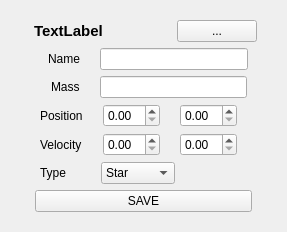
Before: the Qt Designer form gui/body_config_widget.ui in rohit11may/Orbital-Simulation, drawn with Qt 5.
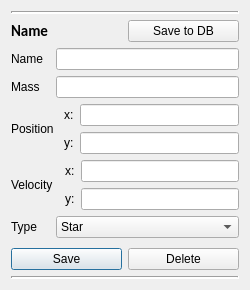
After: the same form once the commit is applied.

Commit message: Recreated Config Widget. Configured inputs. Created saving new and existing body mechanism. Removed line breaks from __repr__ body.

Patch:
```diff
--- a/gui/body_config_widget.ui
+++ b/gui/body_config_widget.ui
@@ -6,8 +6,8 @@
    <rect>
     <x>0</x>
     <y>0</y>
-    <width>255</width>
-    <height>218</height>
+    <width>250</width>
+    <height>290</height>
    </rect>
   </property>
   <property name="sizePolicy">
@@ -16,43 +16,101 @@
     <verstretch>0</verstretch>
    </sizepolicy>
   </property>
+  <property name="minimumSize">
+   <size>
+    <width>250</width>
+    <height>0</height>
+   </size>
+  </property>
   <property name="windowTitle">
    <string>Form</string>
   </property>
   <layout class="QHBoxLayout" name="horizontalLayout_2">
    <item>
-    <widget class="QWidget" name="container" native="true">
-     <layout class="QHBoxLayout" name="horizontalLayout_5">
+    <layout class="QVBoxLayout" name="container">
       <item>
-       <layout class="QVBoxLayout" name="verticalLayout">
-        <item>
-         <layout class="QVBoxLayout" name="verticalLayout_3">
-          <item>
-           <layout class="QHBoxLayout" name="horizontalLayout_4">
-            <property name="leftMargin">
-             <number>14</number>
-            </property>
-            <property name="rightMargin">
-             <number>10</number>
-            </property>
+      <widget class="Line" name="line_2">
+       <property name="lineWidth">
+        <number>2</number>
+       </property>
+       <property name="orientation">
+        <enum>Qt::Horizontal</enum>
+       </property>
+      </widget>
+     </item>
             <item>
-             <widget class="QLabel" name="label">
+      <layout class="QHBoxLayout" name="title_layout">
+       <item>
+        <widget class="QLabel" name="title">
               <property name="sizePolicy">
-               <sizepolicy hsizetype="Maximum" vsizetype="Preferred">
+          <sizepolicy hsizetype="Preferred" vsizetype="Minimum">
                 <horstretch>0</horstretch>
                 <verstretch>0</verstretch>
                </sizepolicy>
               </property>
               <property name="font">
                <font>
+           <family>Calibri</family>
                 <pointsize>11</pointsize>
                 <weight>75</weight>
                 <bold>true</bold>
-                <underline>false</underline>
                </font>
               </property>
               <property name="text">
-               <string>TextLabel</string>
+          <string>Name</string>
+         </property>
+         <property name="alignment">
+          <set>Qt::AlignLeading|Qt::AlignLeft|Qt::AlignVCenter</set>
+         </property>
+        </widget>
+       </item>
+       <item>
+        <widget class="QPushButton" name="db_save">
+         <property name="text">
+          <string>Save to DB</string>
+         </property>
+        </widget>
+       </item>
+      </layout>
+     </item>
+     <item>
+      <layout class="QVBoxLayout" name="input">
+       <item>
+        <layout class="QHBoxLayout" name="name_layout">
+         <item>
+          <widget class="QLabel" name="NameTitle">
+           <property name="text">
+            <string>Name</string>
+           </property>
+          </widget>
+         </item>
+         <item>
+          <spacer name="horizontalSpacer_2">
+           <property name="orientation">
+            <enum>Qt::Horizontal</enum>
+           </property>
+           <property name="sizeType">
+            <enum>QSizePolicy::Minimum</enum>
+           </property>
+           <property name="sizeHint" stdset="0">
+            <size>
+             <width>7</width>
+             <height>20</height>
+            </size>
+           </property>
+          </spacer>
+         </item>
+         <item>
+          <widget class="QLineEdit" name="name"/>
+         </item>
+        </layout>
+       </item>
+       <item>
+        <layout class="QHBoxLayout" name="mass_layout">
+         <item>
+          <widget class="QLabel" name="Mass">
+           <property name="text">
+            <string>Mass</string>
               </property>
              </widget>
             </item>
@@ -61,190 +119,203 @@
               <property name="orientation">
                <enum>Qt::Horizontal</enum>
               </property>
+           <property name="sizeType">
+            <enum>QSizePolicy::Minimum</enum>
+           </property>
               <property name="sizeHint" stdset="0">
                <size>
-                <width>43</width>
+             <width>10</width>
                 <height>20</height>
                </size>
               </property>
              </spacer>
             </item>
             <item>
-             <widget class="QPushButton" name="pushButton_2">
+          <widget class="QLineEdit" name="mass"/>
+         </item>
+        </layout>
+       </item>
+       <item>
+        <layout class="QHBoxLayout" name="pos_layout">
+         <item>
+          <widget class="QLabel" name="label">
               <property name="sizePolicy">
-               <sizepolicy hsizetype="Minimum" vsizetype="Fixed">
+            <sizepolicy hsizetype="Minimum" vsizetype="Minimum">
                 <horstretch>0</horstretch>
                 <verstretch>0</verstretch>
                </sizepolicy>
               </property>
-              <property name="minimumSize">
-               <size>
-                <width>0</width>
-                <height>0</height>
-               </size>
-              </property>
               <property name="text">
-               <string>...</string>
-              </property>
-             </widget>
-            </item>
-           </layout>
-          </item>
-          <item>
-           <layout class="QHBoxLayout" name="horizontalLayout_6">
-            <property name="spacing">
-             <number>20</number>
-            </property>
-            <property name="leftMargin">
-             <number>28</number>
-            </property>
-            <property name="rightMargin">
-             <number>19</number>
-            </property>
-            <property name="bottomMargin">
+            <string>Position</string>
+           </property>
+           <property name="alignment">
+            <set>Qt::AlignLeading|Qt::AlignLeft|Qt::AlignVCenter</set>
+           </property>
+           <property name="margin">
+            <number>1</number>
+           </property>
+           <property name="indent">
              <number>0</number>
             </property>
+          </widget>
+         </item>
+         <item>
+          <spacer name="horizontalSpacer_3">
+           <property name="orientation">
+            <enum>Qt::Horizontal</enum>
+           </property>
+           <property name="sizeType">
+            <enum>QSizePolicy::Minimum</enum>
+           </property>
+           <property name="sizeHint" stdset="0">
+            <size>
+             <width>4</width>
+             <height>20</height>
+            </size>
+           </property>
+          </spacer>
+         </item>
+         <item>
+          <layout class="QVBoxLayout" name="verticalLayout">
+           <item>
+            <layout class="QHBoxLayout" name="horizontalLayout">
             <item>
              <widget class="QLabel" name="label_2">
               <property name="text">
-               <string>Name</string>
+                <string>x:</string>
               </property>
              </widget>
             </item>
             <item>
-             <widget class="QLineEdit" name="lineEdit"/>
+              <widget class="QLineEdit" name="posX"/>
             </item>
            </layout>
           </item>
           <item>
-           <layout class="QHBoxLayout" name="horizontalLayout_7" stretch="0,0">
-            <property name="spacing">
-             <number>20</number>
-            </property>
-            <property name="leftMargin">
-             <number>31</number>
-            </property>
-            <property name="rightMargin">
-             <number>20</number>
-            </property>
+            <layout class="QHBoxLayout" name="horizontalLayout_5">
             <item>
              <widget class="QLabel" name="label_3">
               <property name="text">
-               <string>Mass</string>
+                <string>y:</string>
               </property>
              </widget>
             </item>
             <item>
-             <widget class="QLineEdit" name="lineEdit_2"/>
+              <widget class="QLineEdit" name="posY"/>
             </item>
            </layout>
           </item>
+          </layout>
+         </item>
+        </layout>
+       </item>
           <item>
-           <layout class="QHBoxLayout" name="horizontalLayout_8">
-            <property name="spacing">
-             <number>20</number>
-            </property>
-            <property name="leftMargin">
-             <number>20</number>
-            </property>
-            <property name="rightMargin">
-             <number>30</number>
-            </property>
-            <item alignment="Qt::AlignLeft">
+        <layout class="QHBoxLayout" name="vel_layout">
+         <item>
              <widget class="QLabel" name="label_4">
-              <property name="text">
-               <string>Position</string>
-              </property>
-              <property name="scaledContents">
-               <bool>false</bool>
-              </property>
-              <property name="margin">
-               <number>0</number>
-              </property>
-             </widget>
-            </item>
-            <item>
-             <widget class="QDoubleSpinBox" name="doubleSpinBox_2">
-              <property name="minimumSize">
-               <size>
-                <width>0</width>
-                <height>0</height>
-               </size>
-              </property>
-              <property name="maximumSize">
-               <size>
-                <width>106</width>
-                <height>16777215</height>
-               </size>
-              </property>
-             </widget>
-            </item>
-            <item>
-             <widget class="QDoubleSpinBox" name="doubleSpinBox"/>
-            </item>
-           </layout>
-          </item>
-          <item>
-           <layout class="QHBoxLayout" name="horizontalLayout_9">
-            <property name="spacing">
-             <number>20</number>
-            </property>
-            <property name="leftMargin">
-             <number>20</number>
-            </property>
-            <property name="rightMargin">
-             <number>30</number>
-            </property>
-            <item>
-             <widget class="QLabel" name="label_5">
+           <property name="sizePolicy">
+            <sizepolicy hsizetype="Minimum" vsizetype="Preferred">
+             <horstretch>0</horstretch>
+             <verstretch>0</verstretch>
+            </sizepolicy>
+           </property>
               <property name="text">
                <string>Velocity</string>
               </property>
              </widget>
             </item>
             <item>
-             <widget class="QDoubleSpinBox" name="doubleSpinBox_3"/>
+          <spacer name="horizontalSpacer_4">
+           <property name="orientation">
+            <enum>Qt::Horizontal</enum>
+           </property>
+           <property name="sizeType">
+            <enum>QSizePolicy::Minimum</enum>
+           </property>
+           <property name="sizeHint" stdset="0">
+            <size>
+             <width>6</width>
+             <height>20</height>
+            </size>
+           </property>
+          </spacer>
             </item>
             <item>
-             <widget class="QDoubleSpinBox" name="doubleSpinBox_4"/>
+          <layout class="QVBoxLayout" name="verticalLayout_2">
+           <item>
+            <layout class="QHBoxLayout" name="horizontalLayout_6">
+             <item>
+              <widget class="QLabel" name="label_5">
+               <property name="text">
+                <string>x:</string>
+               </property>
+              </widget>
+             </item>
+             <item>
+              <widget class="QLineEdit" name="velX"/>
             </item>
            </layout>
           </item>
           <item>
-           <layout class="QHBoxLayout" name="horizontalLayout_10">
-            <property name="spacing">
-             <number>20</number>
-            </property>
-            <property name="leftMargin">
-             <number>20</number>
-            </property>
-            <property name="rightMargin">
-             <number>92</number>
-            </property>
-            <item alignment="Qt::AlignLeft">
+            <layout class="QHBoxLayout" name="horizontalLayout_8">
+             <item>
              <widget class="QLabel" name="label_6">
-              <property name="enabled">
-               <bool>true</bool>
-              </property>
+               <property name="text">
+                <string>y:</string>
+               </property>
+              </widget>
+             </item>
+             <item>
+              <widget class="QLineEdit" name="velY"/>
+             </item>
+            </layout>
+           </item>
+          </layout>
+         </item>
+        </layout>
+       </item>
+       <item>
+        <layout class="QHBoxLayout" name="horizontalLayout_9"/>
+       </item>
+       <item>
+        <layout class="QHBoxLayout" name="type_layout">
+         <item>
+          <widget class="QLabel" name="label_7">
               <property name="sizePolicy">
                <sizepolicy hsizetype="Minimum" vsizetype="Preferred">
                 <horstretch>0</horstretch>
                 <verstretch>0</verstretch>
                </sizepolicy>
               </property>
-              <property name="minimumSize">
-               <size>
-                <width>24</width>
-                <height>0</height>
-               </size>
-              </property>
               <property name="text">
                <string>Type</string>
               </property>
              </widget>
             </item>
-            <item alignment="Qt::AlignHCenter">
-             <widget class="QComboBox" name="comboBox">
+         <item>
+          <spacer name="horizontalSpacer_5">
+           <property name="orientation">
+            <enum>Qt::Horizontal</enum>
+           </property>
+           <property name="sizeType">
+            <enum>QSizePolicy::Minimum</enum>
+           </property>
+           <property name="sizeHint" stdset="0">
+            <size>
+             <width>12</width>
+             <height>20</height>
+            </size>
+           </property>
+          </spacer>
+         </item>
+         <item>
+          <widget class="QComboBox" name="type">
+           <property name="sizePolicy">
+            <sizepolicy hsizetype="Expanding" vsizetype="Fixed">
+             <horstretch>0</horstretch>
+             <verstretch>0</verstretch>
+            </sizepolicy>
+           </property>
               <item>
                <property name="text">
                 <string>Star</string>
@@ -277,32 +348,40 @@
          </layout>
         </item>
         <item>
-         <layout class="QHBoxLayout" name="horizontalLayout">
-          <property name="leftMargin">
-           <number>15</number>
-          </property>
-          <property name="rightMargin">
-           <number>15</number>
-          </property>
+      <layout class="QHBoxLayout" name="horizontalLayout_10">
+       <item>
+        <widget class="QPushButton" name="save">
+         <property name="text">
+          <string>Save</string>
+         </property>
+         <property name="default">
+          <bool>true</bool>
+         </property>
+        </widget>
+       </item>
           <item>
-           <widget class="QPushButton" name="pushButton">
-            <property name="sizePolicy">
-             <sizepolicy hsizetype="Minimum" vsizetype="Fixed">
-              <horstretch>0</horstretch>
-              <verstretch>0</verstretch>
-             </sizepolicy>
-            </property>
+        <widget class="QPushButton" name="delete_btn">
             <property name="text">
-             <string>SAVE</string>
+          <string>Delete</string>
             </property>
            </widget>
           </item>
          </layout>
         </item>
-       </layout>
-      </item>
-     </layout>
-    </widget>
+     <item>
+      <widget class="Line" name="line">
+       <property name="frameShadow">
+        <enum>QFrame::Sunken</enum>
+       </property>
+       <property name="lineWidth">
+        <number>2</number>
+       </property>
+       <property name="orientation">
+        <enum>Qt::Horizontal</enum>
+       </property>
+      </widget>
+     </item>
+    </layout>
    </item>
   </layout>
  </widget>
```
Left out of the diff: 26 changed lines with no effect on the pictures. Lines whose indentation alone changed are shown as unchanged. The commit also changes 2 other files.
